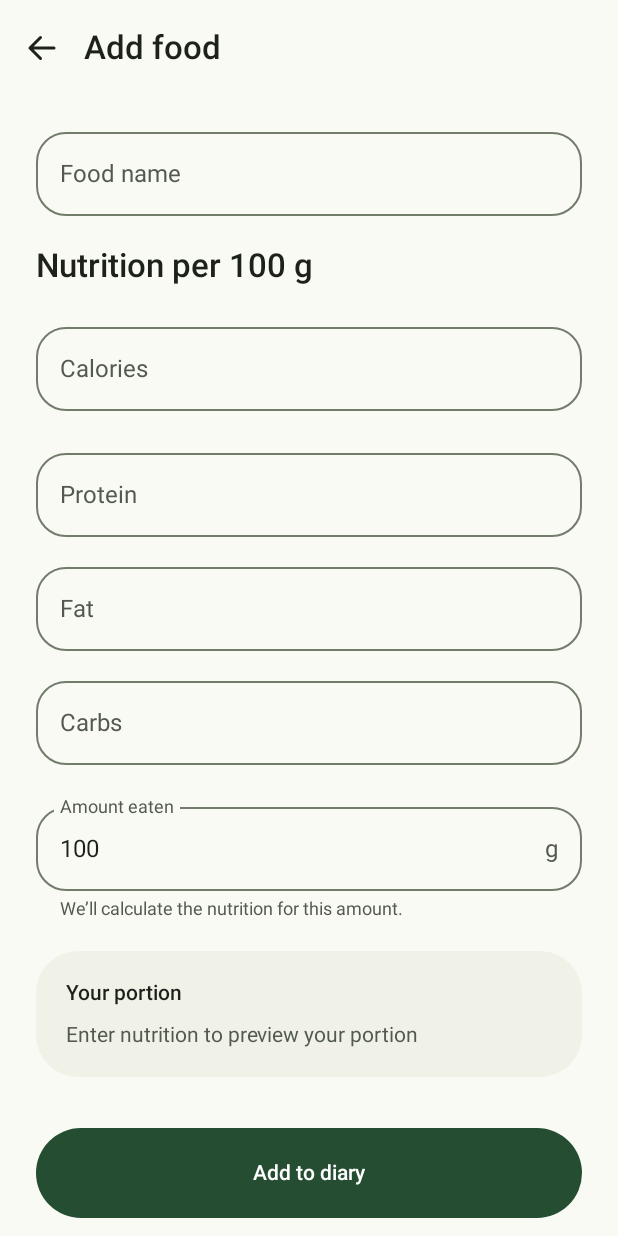
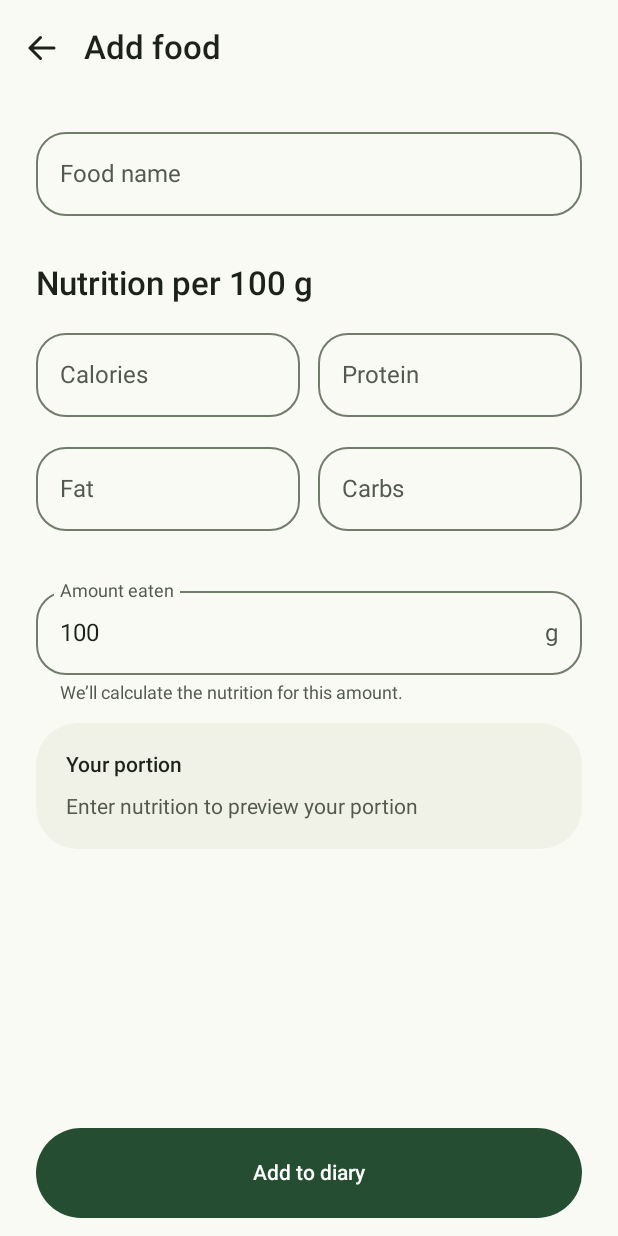
Before and after one commit to alexdru/Just-Cal, an Android app built with Jetpack Compose: the composable EditorScreen shown on its own in the app's theme, on a phone screen of 412 x 824 dp. Run offline under Robolectric (Android 15) with nearby library versions, the light colour scheme and no system bars; our stand-ins replace Dagger/Hilt's generated code; 7 statements that could not run were skipped.

Commit message:
Implement UI/UX Redesign Stage 2

```diff
--- a/app/src/main/java/com/justcal/app/ui/EditorScreen.kt
+++ b/app/src/main/java/com/justcal/app/ui/EditorScreen.kt
@@ -12,6 +12,14 @@ import androidx.compose.material3.*
 import androidx.compose.runtime.*
 import androidx.compose.runtime.saveable.rememberSaveable
 import androidx.compose.ui.Modifier
+import androidx.compose.ui.Alignment
+import androidx.compose.ui.focus.FocusRequester
+import androidx.compose.ui.focus.focusRequester
+import androidx.compose.ui.platform.LocalConfiguration
+import androidx.compose.ui.semantics.LiveRegionMode
+import androidx.compose.ui.semantics.error
+import androidx.compose.ui.semantics.liveRegion
+import androidx.compose.ui.semantics.semantics
 import androidx.compose.ui.platform.LocalDensity
 import androidx.compose.ui.platform.LocalFocusManager
 import androidx.compose.ui.platform.LocalLayoutDirection
@@ -23,6 +31,7 @@ import androidx.compose.ui.unit.dp
 import com.justcal.app.R
 import com.justcal.app.domain.*
 import com.justcal.app.ui.theme.CalSpacing
+import com.justcal.app.ui.theme.CalLayout
 
 @OptIn(ExperimentalMaterial3Api::class, ExperimentalFoundationApi::class)
 @Composable
@@ -32,17 +41,29 @@ fun EditorScreen(
 ) {
     var confirmDelete by rememberSaveable { mutableStateOf(false) }
     val focus = LocalFocusManager.current
+    val fieldFocus = remember { FoodField.entries.associateWith { FocusRequester() } }
+    var validateFocus by remember { mutableStateOf(false) }
+    LaunchedEffect(validateFocus, state.errors) {
+        if (validateFocus) {
+            FoodField.entries.firstOrNull { it in state.errors }?.let { fieldFocus.getValue(it).requestFocus() }
+            validateFocus = false
+        }
+    }
     val direction = LocalLayoutDirection.current
     val imeBottom = WindowInsets.ime.asPaddingValues().calculateBottomPadding()
+    BoxWithConstraints {
+        // Short windows cannot fit the app bar, enlarged field and pinned action above the IME.
+        // IME Done / Back restores the chrome; keep the editing viewport unobstructed meanwhile.
+        val compactIme = imeBottom > 0.dp && (maxHeight - imeBottom < 280.dp)
         Scaffold(
             contentWindowInsets = WindowInsets.safeDrawing,
             topBar = {
-            TopAppBar(
+                if (!compactIme) TopAppBar(
                     title = {
                         Column {
                             Text(stringResource(if (editing) R.string.edit_food else R.string.add_food), style = MaterialTheme.typography.titleLarge)
                             state.dayEpoch?.let {
-                            val locale = androidx.compose.ui.platform.LocalConfiguration.current.locales[0]
+                                val locale = LocalConfiguration.current.locales[0]
                                 Text(java.time.LocalDate.ofEpochDay(it).format(
                                     java.time.format.DateTimeFormatter.ofLocalizedDate(java.time.format.FormatStyle.MEDIUM).withLocale(locale)),
                                     style = MaterialTheme.typography.bodyMedium, color = MaterialTheme.colorScheme.onSurfaceVariant)
@@ -58,16 +79,17 @@ fun EditorScreen(
                 )
             },
             bottomBar = {
-            Box(
+                if (!compactIme) Box(
                     Modifier.fillMaxWidth()
                         .windowInsetsPadding(
                             WindowInsets.navigationBars.union(WindowInsets.ime)
                                 .union(WindowInsets.safeDrawing.only(WindowInsetsSides.Horizontal)),
                         )
-                    .padding(horizontal = CalSpacing.page, vertical = 12.dp),
+                        .wrapContentWidth(Alignment.CenterHorizontally).widthIn(max = CalLayout.readingWidth).fillMaxWidth()
+                        .padding(horizontal = CalSpacing.page, vertical = CalSpacing.related),
                 ) {
                     Button(
-                    onClick = { focus.clearFocus(); onSave() },
+                        onClick = { focus.clearFocus(); validateFocus = true; onSave() },
                         enabled = !state.busy && !state.loading && !state.missing,
                         modifier = Modifier.fillMaxWidth().heightIn(min = 60.dp),
                     ) {
@@ -94,10 +116,10 @@ fun EditorScreen(
                     Modifier.fillMaxSize().padding(
                         start = padding.calculateStartPadding(direction), end = padding.calculateEndPadding(direction),
                         top = padding.calculateTopPadding(), bottom = imeBottom,
-                ).consumeWindowInsets(padding)
+                    ).consumeWindowInsets(padding).calContent(CalLayout.readingWidth)
                         .verticalScroll(rememberScrollState()).padding(horizontal = CalSpacing.page)
                         .padding(top = 16.dp, bottom = buttonSpace),
-                verticalArrangement = Arrangement.spacedBy(20.dp),
+                    verticalArrangement = Arrangement.spacedBy(CalSpacing.section),
                 ) {
                     if (state.loading) LinearProgressIndicator(Modifier.fillMaxWidth())
                     if (state.missing) Text(stringResource(R.string.missing_entry), color = MaterialTheme.colorScheme.error)
@@ -105,23 +127,41 @@ fun EditorScreen(
                         Text(stringResource(R.string.storage_error), color = MaterialTheme.colorScheme.error)
                         if (editing) TextButton(onClick = onRetry) { Text(stringResource(R.string.retry)) }
                     }
-                FoodInputField(FoodField.NAME, state, onChange, Modifier.fillMaxWidth())
+                    val input: @Composable (FoodField, Modifier) -> Unit = { field, modifier ->
+                        FoodInputField(field, state, onChange, modifier.focusRequester(fieldFocus.getValue(field)),
+                            done = field == FoodField.AMOUNT,
+                            onNext = { FoodField.entries.getOrNull(field.ordinal + 1)?.let { fieldFocus.getValue(it).requestFocus() } })
+                    }
+                    input(FoodField.NAME, Modifier.fillMaxWidth())
+                    Column(verticalArrangement = Arrangement.spacedBy(CalSpacing.related)) {
                         SectionTitle(stringResource(R.string.per_100g))
-                FoodInputField(FoodField.ENERGY, state, onChange, Modifier.fillMaxWidth())
-                FlowRow(horizontalArrangement = Arrangement.spacedBy(12.dp), verticalArrangement = Arrangement.spacedBy(12.dp), maxItemsInEachRow = 2) {
-                    FoodInputField(FoodField.PROTEIN, state, onChange, Modifier.weight(1f).widthIn(min = 140.dp))
-                    FoodInputField(FoodField.FAT, state, onChange, Modifier.weight(1f).widthIn(min = 140.dp))
-                    FoodInputField(FoodField.CARBS, state, onChange, Modifier.fillMaxWidth())
+                        BoxWithConstraints {
+                            val twoColumns = maxWidth >= (320.dp * LocalConfiguration.current.fontScale + CalSpacing.related)
+                            Column(verticalArrangement = Arrangement.spacedBy(CalSpacing.related)) {
+                                listOf(FoodField.ENERGY to FoodField.PROTEIN, FoodField.FAT to FoodField.CARBS).forEach { (first, second) ->
+                                    if (twoColumns) Row(horizontalArrangement = Arrangement.spacedBy(CalSpacing.related)) {
+                                        input(first, Modifier.weight(1f))
+                                        input(second, Modifier.weight(1f))
+                                    } else {
+                                        input(first, Modifier.fillMaxWidth())
+                                        input(second, Modifier.fillMaxWidth())
                                     }
-                FoodInputField(FoodField.AMOUNT, state, onChange, Modifier.fillMaxWidth(), done = true)
+                                }
+                            }
+                        }
+                    }
+                    Column(verticalArrangement = Arrangement.spacedBy(CalSpacing.related)) {
+                        input(FoodField.AMOUNT, Modifier.fillMaxWidth())
                         Surface(color = MaterialTheme.colorScheme.surfaceContainer, shape = MaterialTheme.shapes.large) {
-                    Column(Modifier.fillMaxWidth().padding(20.dp), verticalArrangement = Arrangement.spacedBy(12.dp)) {
+                            Column(Modifier.fillMaxWidth().padding(CalSpacing.dense), verticalArrangement = Arrangement.spacedBy(CalSpacing.related)) {
                                 Text(stringResource(R.string.portion_preview), style = MaterialTheme.typography.labelLarge)
                                 state.preview?.let { nutrition ->
                                     Text(stringResource(R.string.nutrition_with_unit, nutritionText(nutrition.energyKcal, 0), stringResource(R.string.kcal)),
-                                style = MaterialTheme.typography.headlineLarge, color = MaterialTheme.colorScheme.primary)
-                            MacroSummary(nutrition)
+                                        style = MaterialTheme.typography.headlineLarge.copy(fontFeatureSettings = "tnum"), color = MaterialTheme.colorScheme.primary)
+                                    MacroDetail(nutrition)
                                 } ?: Text(stringResource(R.string.preview_hint), style = MaterialTheme.typography.bodyMedium, color = MaterialTheme.colorScheme.onSurfaceVariant)
+                            }
+                        }
                     }
                 }
             }
@@ -139,7 +179,7 @@ fun EditorScreen(
 @Composable
 private fun FoodInputField(
     field: FoodField, state: EditorState, onChange: (FoodField, String) -> Unit,
-    modifier: Modifier = Modifier, done: Boolean = false,
+    modifier: Modifier = Modifier, done: Boolean = false, onNext: () -> Unit,
 ) {
     val focus = LocalFocusManager.current
     val label = when (field) {
@@ -154,16 +194,17 @@ private fun FoodInputField(
         InputError.POSITIVE -> R.string.error_positive; InputError.TOO_LARGE -> R.string.error_large
         null -> null
     }
+    val errorMessage = errorString?.let { stringResource(it) }
     OutlinedTextField(
         value = state.draft.value(field), onValueChange = { onChange(field, it) },
-        modifier = modifier, enabled = !state.busy && !state.loading && !state.missing,
+        modifier = modifier.semantics { errorMessage?.let { error(it) } }, enabled = !state.busy && !state.loading && !state.missing,
         label = { Text(stringResource(label)) }, singleLine = true, isError = error != null,
         shape = MaterialTheme.shapes.medium,
         placeholder = if (field == FoodField.NAME) ({ Text(stringResource(R.string.food_hint)) }) else null,
         suffix = if (field == FoodField.NAME) null else ({
             Text(stringResource(if (field == FoodField.ENERGY) R.string.kcal else R.string.grams))
         }),
-        supportingText = if (errorString != null) ({ Text(stringResource(errorString)) })
+        supportingText = if (errorMessage != null) ({ Text(errorMessage, Modifier.semantics { liveRegion = LiveRegionMode.Polite }) })
             else if (field == FoodField.AMOUNT) ({ Text(stringResource(R.string.amount_helper)) }) else null,
         keyboardOptions = KeyboardOptions(
             keyboardType = if (field == FoodField.NAME) KeyboardType.Text else KeyboardType.Decimal,
@@ -171,7 +212,7 @@ private fun FoodInputField(
             imeAction = if (done) ImeAction.Done else ImeAction.Next,
         ),
         keyboardActions = KeyboardActions(
-            onNext = { focus.moveFocus(androidx.compose.ui.focus.FocusDirection.Next) },
+            onNext = { onNext() },
             onDone = { focus.clearFocus() },
         ),
     )
--- a/app/src/main/java/com/justcal/app/ui/SettingsScreen.kt
+++ b/app/src/main/java/com/justcal/app/ui/SettingsScreen.kt
@@ -26,6 +26,8 @@ import androidx.core.os.LocaleListCompat
 import androidx.lifecycle.Lifecycle
 import androidx.lifecycle.compose.LifecycleEventEffect
 import androidx.compose.ui.res.stringResource
+import androidx.compose.ui.semantics.semantics
+import androidx.compose.ui.semantics.stateDescription
 import androidx.compose.ui.text.input.KeyboardCapitalization
 import androidx.compose.ui.text.input.KeyboardType
 import androidx.compose.ui.unit.dp
@@ -42,6 +44,7 @@ fun SettingsScreen(state: SettingsState, onChange: (SettingsDraft) -> Unit, onSa
     val direction = LocalLayoutDirection.current
     val imeBottom = WindowInsets.ime.asPaddingValues().calculateBottomPadding()
     var showMacros by rememberSaveable { mutableStateOf(false) }
+    val macroExpansion = stringResource(if (showMacros) R.string.expanded else R.string.collapsed)
     LaunchedEffect(state.loading) {
         if (!state.loading && listOf(state.draft.proteinGoal, state.draft.fatGoal, state.draft.carbsGoal).any { it.isNotBlank() }) {
             showMacros = true
@@ -96,7 +99,7 @@ fun SettingsScreen(state: SettingsState, onChange: (SettingsDraft) -> Unit, onSa
                         isError = state.submitted && !state.draft.calorieGoalValid,
                         supportingText = { if (state.submitted && !state.draft.calorieGoalValid) Text(stringResource(R.string.goal_error)) })
                     Column(verticalArrangement = Arrangement.spacedBy(12.dp)) {
-                        TextButton(onClick = { showMacros = !showMacros }, modifier = Modifier.fillMaxWidth(),
+                        TextButton(onClick = { showMacros = !showMacros }, modifier = Modifier.fillMaxWidth().semantics { stateDescription = macroExpansion },
                             contentPadding = PaddingValues(vertical = 8.dp)) {
                             Row(Modifier.fillMaxWidth(), verticalAlignment = Alignment.CenterVertically) {
                                 Text(stringResource(R.string.macro_goals), Modifier.weight(1f),
```
Also changed, not shown: app/src/main/java/com/justcal/app/camera/CameraCapture.kt (+5 -2 lines), app/src/main/java/com/justcal/app/ui/ImageSourceScreen.kt (+6 -4 lines), app/src/main/java/com/justcal/app/ui/PhotoReviewScreen.kt (+20 -11 lines), app/src/main/res/values/strings.xml (+9 -3 lines), 9 other files. Lines whose indentation alone changed are shown as unchanged.
